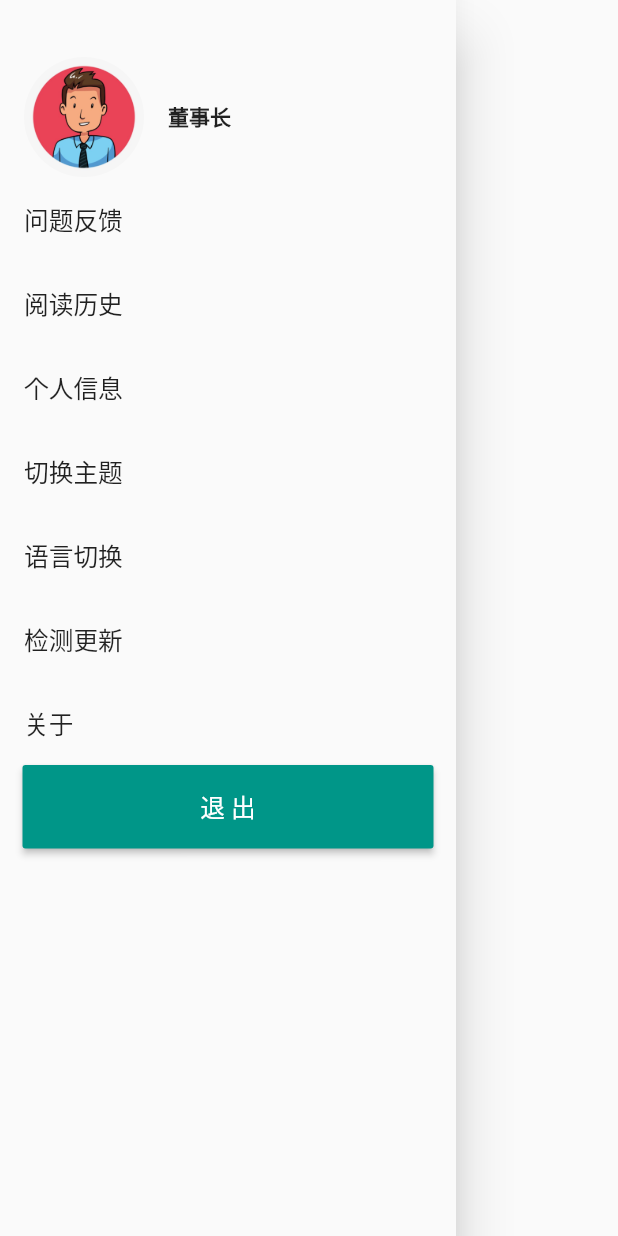
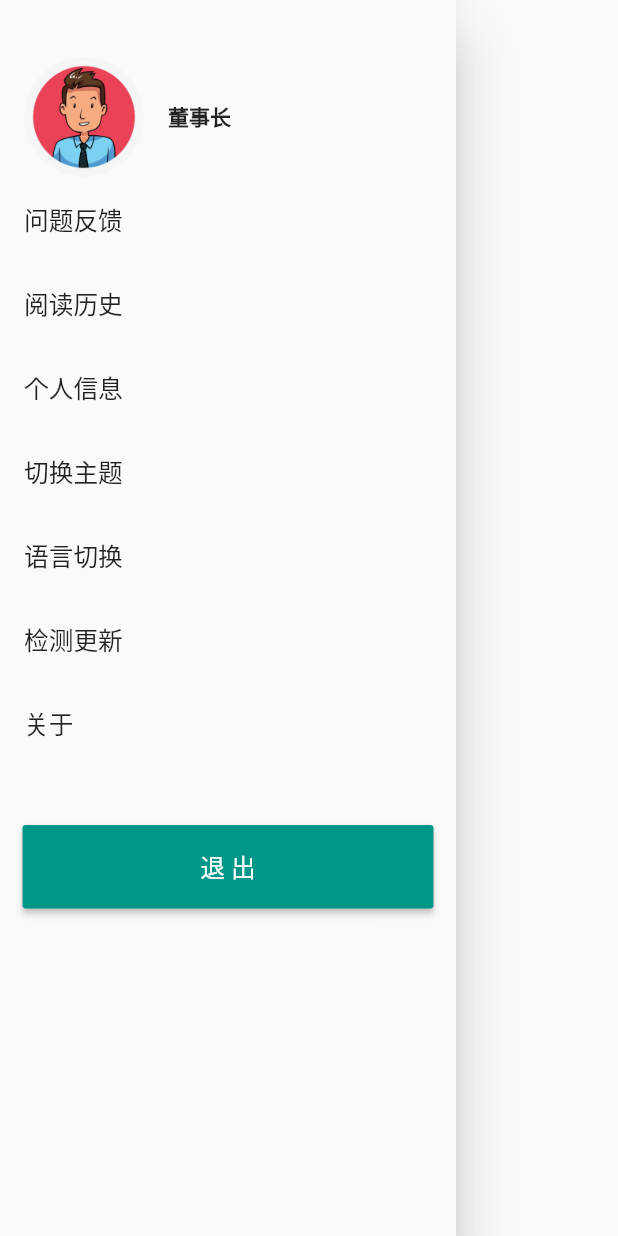
Before and after one commit to huajian123/bceet, a Flutter app: the MyDrawer widget shown alone on an empty page, opened directly, on a phone screen of 412 x 824 dp. Run offline on Flutter 3.47's test engine with Material 2 defaults, Android fonts, the phone set to English and light mode, and no system bars; our stand-ins replace fluro, flutter_screenutil; statements that could not run were skipped.

```diff
--- a/lib/pages/home_page/home.dart
+++ b/lib/pages/home_page/home.dart
@@ -113,6 +113,9 @@ class MyDrawer extends StatelessWidget {
                       style: TextStyle(fontSize: _menuFontSize),
                     ),
                   ),
+                  Padding(
+                    padding: EdgeInsets.all(20.0),
+                  ),
                   Container(
                       width: ScreenUtil().setWidth(1.0),
                       height: ScreenUtil().setHeight(90.0),
@@ -139,6 +142,3 @@ class MyDrawer extends StatelessWidget {
     );
   }
 }
-
-/*
-,*/
```
